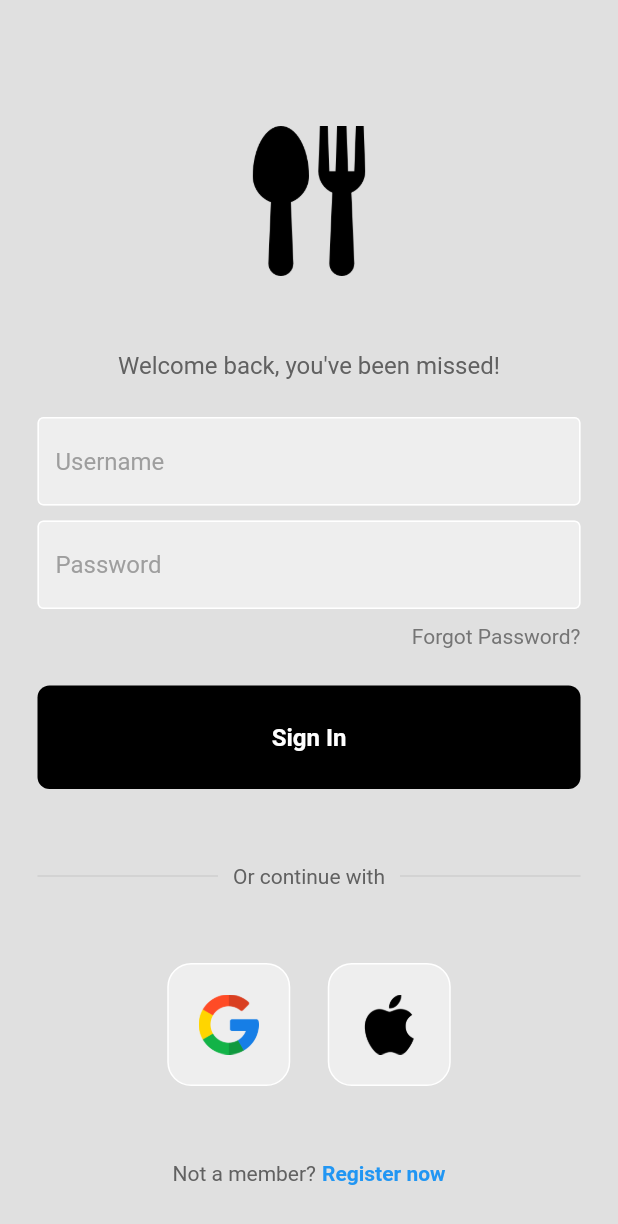
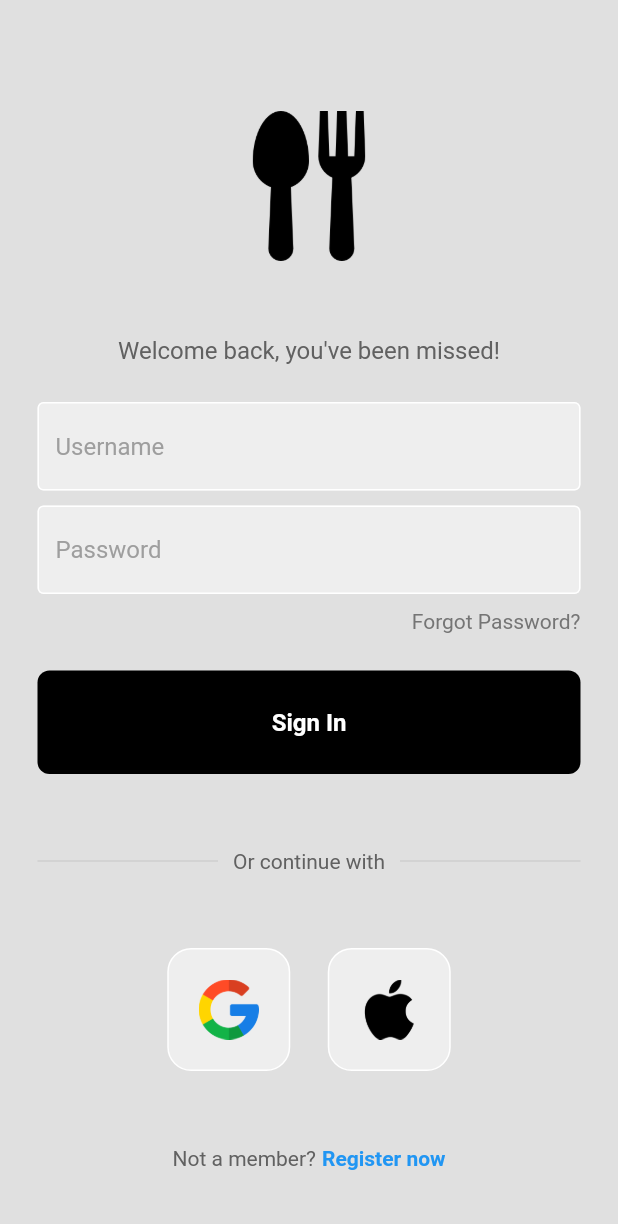
Before and after one commit to VishnuVardhanBR/NutriLens, a Flutter app: the screen it shows after launch, on a phone screen of 412 x 824 dp. Shown: the top 1224 px of the screen. Run offline on Flutter 3.47's test engine with Material 2 defaults, Android fonts, the phone set to English and light mode, and no system bars; our stand-ins replace firebase_core, flutter_advanced_drawer, google_nav_bar, image_picker; accounts and stored records are empty.

Commit message:
completed login front end

```diff
--- a/lib/main.dart
+++ b/lib/main.dart
@@ -1,7 +1,6 @@
 import 'package:flutter/material.dart';
 import 'pages/login_page.dart';
 import 'navbar.dart';
-
 
 void main() {
   runApp(const MyApp());
@@ -14,12 +13,12 @@ class MyApp extends StatelessWidget {
   @override
   Widget build(BuildContext context) {
     return MaterialApp(
-      title: 'Food Detection App',
+      title: 'Nutri Lens',
       debugShowCheckedModeBanner: false,
       initialRoute: '/',
       routes: {
         '/': (context) => LoginPage(),
-        '/navbar': (context) => NavBar(),
+        '/navbar': (context) => const NavBar(),
       },
     );
   }
--- a/lib/pages/login_page.dart
+++ b/lib/pages/login_page.dart
@@ -129,7 +129,10 @@ class LoginPage extends StatelessWidget {
                       ),
                     ),
                   ],
-                )
+                ),
+                const SizedBox(
+                  height: 20,
+                ),
               ],
             ),
           ),
--- a/native_splash.yaml
+++ b/native_splash.yaml
@@ -23,7 +23,7 @@ flutter_native_splash:
   # The branding property allows you to specify an image used as branding in the splash screen.
   # It must be a png file. It is supported for Android, iOS and the Web.  For Android 12,
   # see the Android 12 section below.
-  #branding: assets/images/food_icon.png
+  branding: assets/images/food_icon.png
 
   # To position the branding image at the bottom of the screen you can use bottom, bottomRight,
   # and bottomLeft. The default values is bottom if not specified or specified something else.
@@ -53,13 +53,13 @@ flutter_native_splash:
     #image: assets/android12splash.png
 
     # Splash screen background color.
-    #color: "#42a5f5"
+    color: "#FFFFFF"
 
     # App icon background color.
     #icon_background_color: "#111111"
 
     # The branding property allows you to specify an image used as branding in the splash screen.
-    #branding: assets/dart.png
+    branding: assets/images/food_icon.png
 
     # The image_dark, color_dark, icon_background_color_dark, and branding_dark set values that
     # apply when the device is in dark mode. If they are not specified, the app will use the
```
Also changed, not shown: 1 other file.
